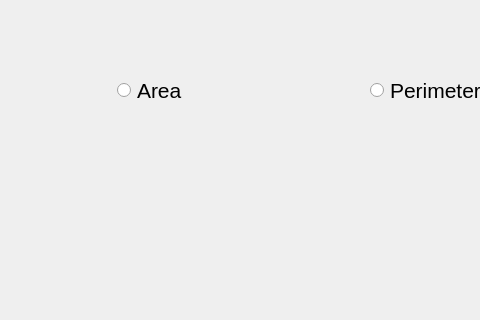
Above: window.ui from gbafana25/project1 before the change; both pictures show x 175 to 655 and y 85 to 405 of the 800 by 600 pixel window. Below: the same form after it.
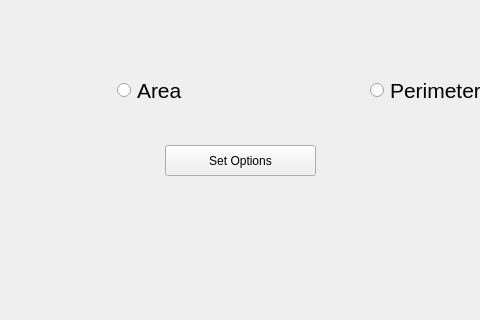
That is the form after the change.

Commit message: added options button

What changed in the file:
```diff
--- a/window.ui
+++ b/window.ui
@@ -2,6 +2,9 @@
 <ui version="4.0">
  <class>MainWindow</class>
  <widget class="QMainWindow" name="MainWindow">
+  <property name="enabled">
+   <bool>true</bool>
+  </property>
   <property name="geometry">
    <rect>
     <x>0</x>
@@ -134,6 +137,22 @@
      </item>
     </layout>
    </widget>
+   <widget class="QPushButton" name="options">
+    <property name="enabled">
+     <bool>true</bool>
+    </property>
+    <property name="geometry">
+     <rect>
+      <x>340</x>
+      <y>230</y>
+      <width>151</width>
+      <height>31</height>
+     </rect>
+    </property>
+    <property name="text">
+     <string>Set Options</string>
+    </property>
+   </widget>
   </widget>
   <widget class="QMenuBar" name="menubar">
    <property name="geometry">
```
Left out of the diff: 4 changed lines with no effect on the pictures. The commit also changes 2 other files.
